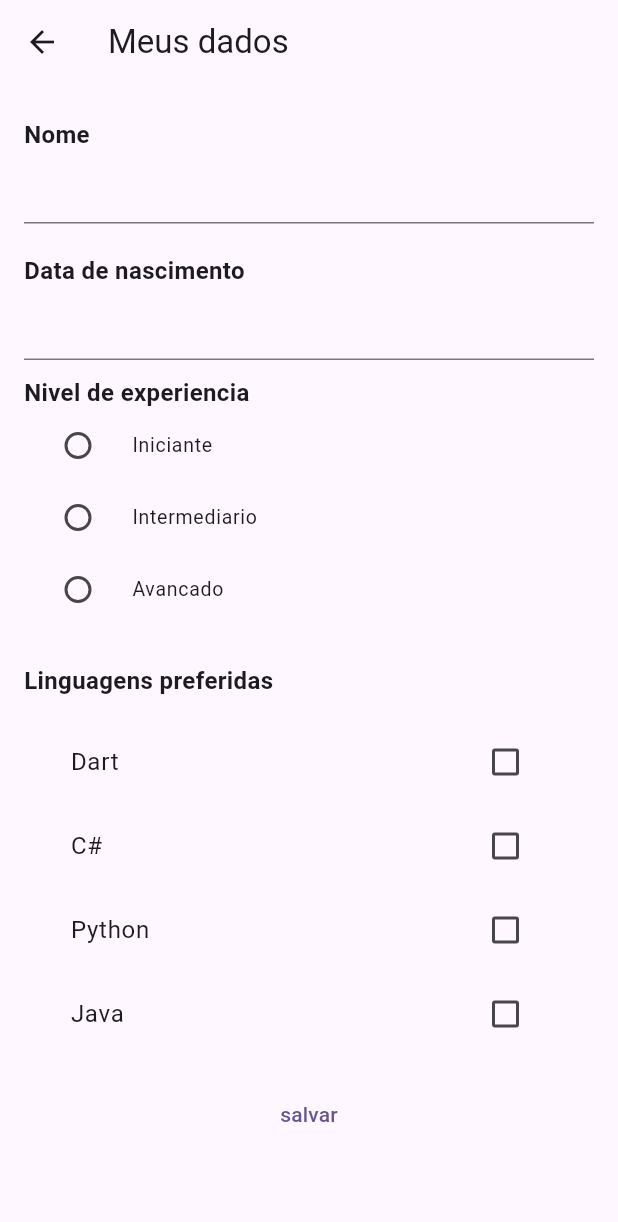
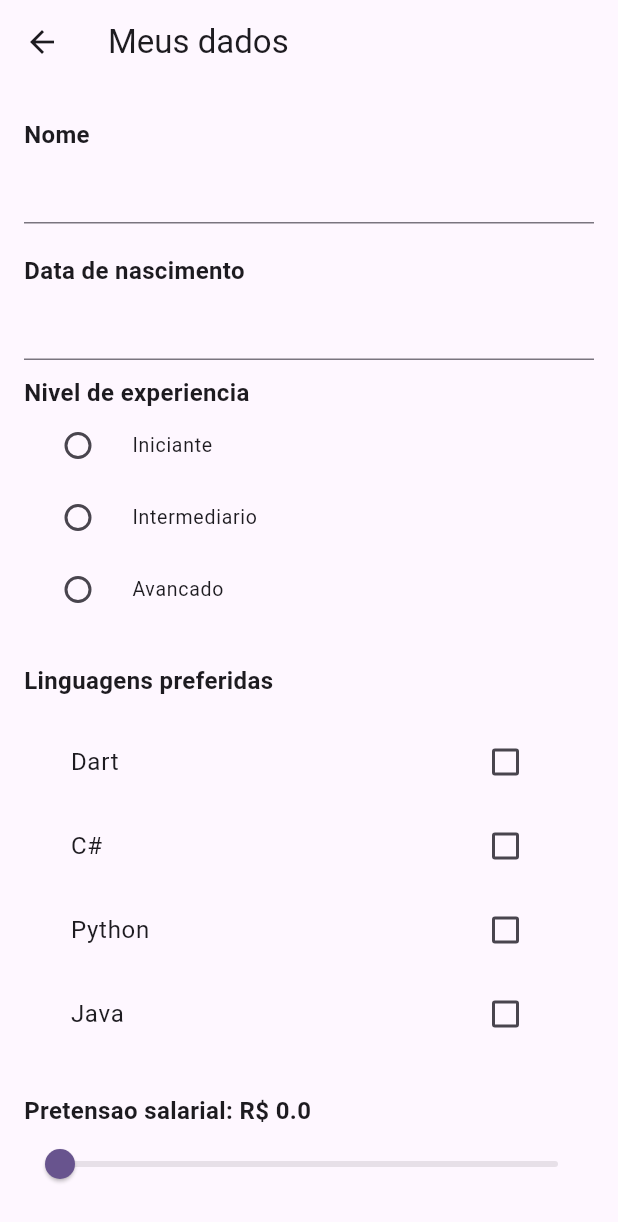
Before and after one commit to LuaDlc/login_app, a Flutter app: the DadosCadastrais screen opened directly, on a phone screen of 412 x 824 dp. Shown: the top 1222 px of the screen. Run offline on Flutter 3.47's test engine with Material 2 defaults, Android fonts, the phone set to English and light mode, and no system bars; network calls fail.

```diff
--- a/lib/pages/dados_cadastrais.dart
+++ b/lib/pages/dados_cadastrais.dart
@@ -25,6 +25,7 @@ class _DadosCadastraisState extends State<DadosCadastrais> {
   var linguagens = [];
   var nivelSelecionado = "";
   var linguagensSelecionadas = [];
+  double salarioEscolhido = 0;
 
   @override
   void initState() {
@@ -95,7 +96,7 @@ class _DadosCadastraisState extends State<DadosCadastrais> {
                           }))
                       .toList(),
             ),
-            SizedBox(
+            const SizedBox(
               height: 15,
             ),
             const TextLabel(texto: "Linguagens preferidas"),
@@ -125,6 +126,20 @@ class _DadosCadastraisState extends State<DadosCadastrais> {
                       )
                       .toList()),
             ),
+            TextLabel(
+                texto:
+                    "Pretensao salarial: R\$ ${salarioEscolhido.roundToDouble()}"), //exibira o valor escolhido em cada alteracao
+            Slider(
+              min: 0,
+              max: 10000,
+              value: salarioEscolhido,
+              onChanged: (double value) {
+                setState(() {
+                  salarioEscolhido =
+                      value; //salarioEScolhido recebe o value para ser alterado
+                });
+              },
+            ),
             TextButton(
                 onPressed: () {
                   print(nomeController.text);
```
